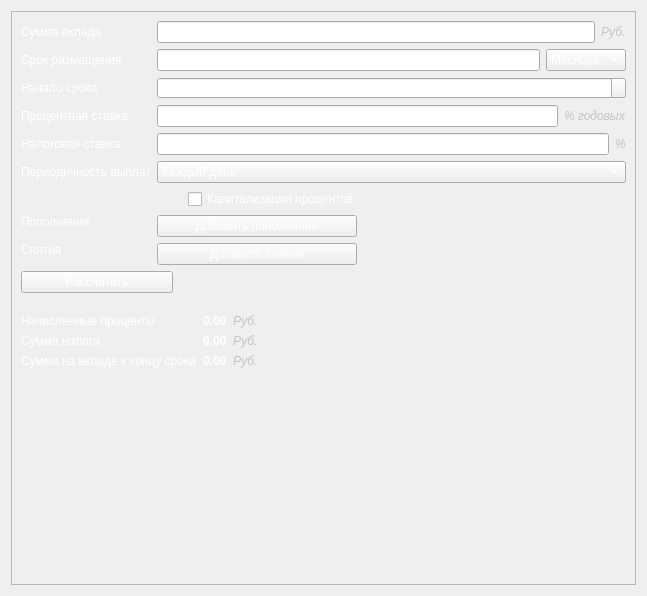
First picture: the form in ui/DepositView.ui, repository BulatRuslanovich/SmartCalc, before the edit.
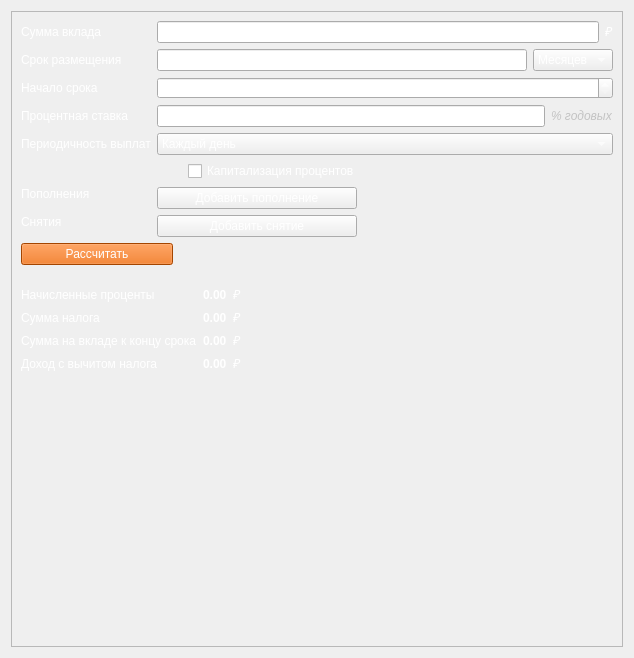
Second picture: the form after the edit. Icons and pictures are not drawn.

Commit message: add new logic deposit tax

Patch:
```diff
--- a/ui/DepositView.ui
+++ b/ui/DepositView.ui
@@ -6,8 +6,8 @@
    <rect>
     <x>0</x>
     <y>0</y>
-    <width>647</width>
-    <height>596</height>
+    <width>634</width>
+    <height>658</height>
    </rect>
   </property>
   <property name="sizePolicy">
@@ -41,8 +41,8 @@
        <rect>
         <x>0</x>
         <y>0</y>
-        <width>627</width>
-        <height>576</height>
+        <width>614</width>
+        <height>638</height>
        </rect>
       </property>
       <layout class="QVBoxLayout" name="verticalLayout_10">
@@ -74,7 +74,7 @@
               </font>
              </property>
              <property name="text">
-              <string>&lt;html&gt;&lt;head/&gt;&lt;body&gt;&lt;p&gt;&lt;span style=&quot; color:#c3c3c3;&quot;&gt;Руб.&lt;/span&gt;&lt;/p&gt;&lt;/body&gt;&lt;/html&gt;</string>
+              <string>&lt;html&gt;&lt;head/&gt;&lt;body&gt;&lt;p&gt;₽&lt;/p&gt;&lt;/body&gt;&lt;/html&gt;</string>
              </property>
             </widget>
            </item>
@@ -160,37 +160,8 @@
            </item>
           </layout>
          </item>
-         <item row="4" column="0">
-          <widget class="QLabel" name="label_17">
-           <property name="text">
-            <string>Налоговая ставка</string>
-           </property>
-          </widget>
-         </item>
          <item row="4" column="1">
-          <layout class="QHBoxLayout" name="horizontalLayout_23">
-           <item>
-            <widget class="QLineEdit" name="depositTaxEdit"/>
-           </item>
-           <item>
-            <widget class="QLabel" name="label_31">
-             <property name="sizePolicy">
-              <sizepolicy hsizetype="Preferred" vsizetype="Preferred">
-               <horstretch>0</horstretch>
-               <verstretch>0</verstretch>
-              </sizepolicy>
-             </property>
-             <property name="font">
-              <font>
-               <italic>true</italic>
-              </font>
-             </property>
-             <property name="text">
-              <string>&lt;html&gt;&lt;head/&gt;&lt;body&gt;&lt;p&gt;&lt;span style=&quot; color:#c3c3c3;&quot;&gt;%&lt;/span&gt;&lt;/p&gt;&lt;/body&gt;&lt;/html&gt;</string>
-             </property>
-            </widget>
-           </item>
-          </layout>
+          <layout class="QHBoxLayout" name="horizontalLayout_23"/>
          </item>
          <item row="5" column="0">
           <widget class="QLabel" name="label_18">
@@ -382,6 +353,12 @@
              <height>0</height>
             </size>
            </property>
+           <property name="styleSheet">
+            <string notr="true">QPushButton {
+	background-color: rgb(230,97,0);
+	color: rgb(255, 255, 255);
+}</string>
+           </property>
            <property name="text">
             <string>Рассчитать</string>
            </property>
@@ -451,7 +428,7 @@
               </font>
              </property>
              <property name="text">
-              <string>&lt;html&gt;&lt;head/&gt;&lt;body&gt;&lt;p&gt;&lt;span style=&quot; color:#c3c3c3;&quot;&gt;Руб.&lt;/span&gt;&lt;/p&gt;&lt;/body&gt;&lt;/html&gt;</string>
+              <string>₽</string>
              </property>
             </widget>
            </item>
@@ -492,7 +469,7 @@
               </font>
              </property>
              <property name="text">
-              <string>&lt;html&gt;&lt;head/&gt;&lt;body&gt;&lt;p&gt;&lt;span style=&quot; color:#c3c3c3;&quot;&gt;Руб.&lt;/span&gt;&lt;/p&gt;&lt;/body&gt;&lt;/html&gt;</string>
+              <string>₽</string>
              </property>
             </widget>
            </item>
@@ -533,7 +510,48 @@
               </font>
              </property>
              <property name="text">
-              <string>&lt;html&gt;&lt;head/&gt;&lt;body&gt;&lt;p&gt;&lt;span style=&quot; color:#c3c3c3;&quot;&gt;Руб.&lt;/span&gt;&lt;/p&gt;&lt;/body&gt;&lt;/html&gt;</string>
+              <string>₽</string>
+             </property>
+            </widget>
+           </item>
+          </layout>
+         </item>
+         <item row="3" column="0">
+          <widget class="QLabel" name="label">
+           <property name="text">
+            <string>Доход с вычитом налога</string>
+           </property>
+          </widget>
+         </item>
+         <item row="3" column="1">
+          <layout class="QHBoxLayout" name="horizontalLayout">
+           <item>
+            <widget class="QLabel" name="depositResult4">
+             <property name="font">
+              <font>
+               <bold>true</bold>
+              </font>
+             </property>
+             <property name="text">
+              <string>0.00</string>
+             </property>
+            </widget>
+           </item>
+           <item>
+            <widget class="QLabel" name="label_39">
+             <property name="sizePolicy">
+              <sizepolicy hsizetype="MinimumExpanding" vsizetype="Preferred">
+               <horstretch>0</horstretch>
+               <verstretch>0</verstretch>
+              </sizepolicy>
+             </property>
+             <property name="font">
+              <font>
+               <italic>true</italic>
+              </font>
+             </property>
+             <property name="text">
+              <string>₽</string>
              </property>
             </widget>
            </item>
```
The commit also changes 8 other files.
